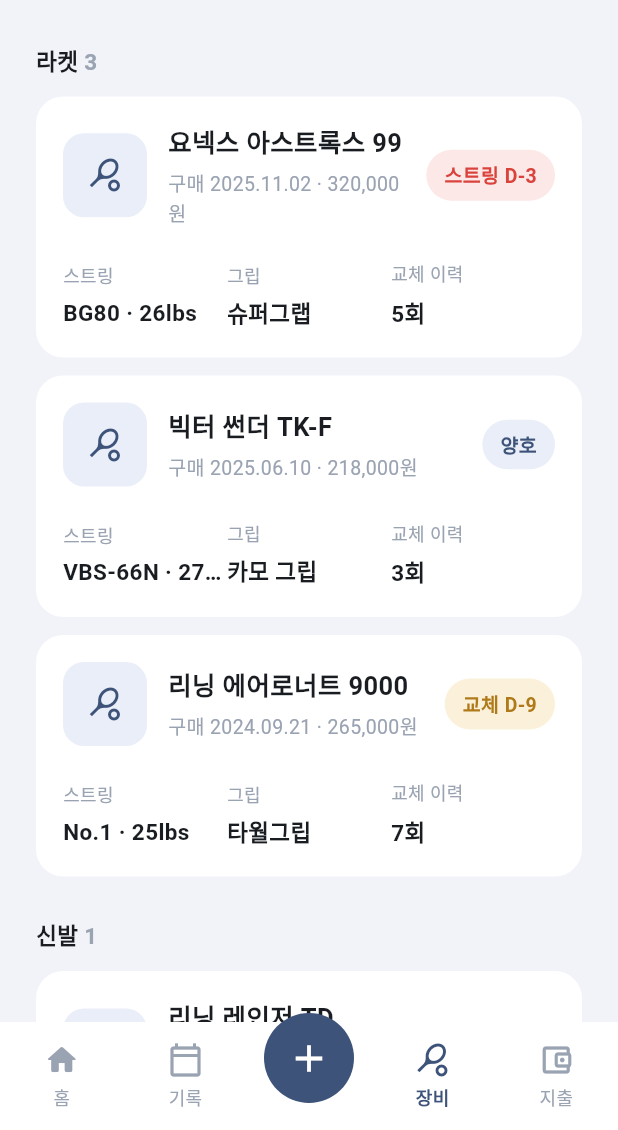
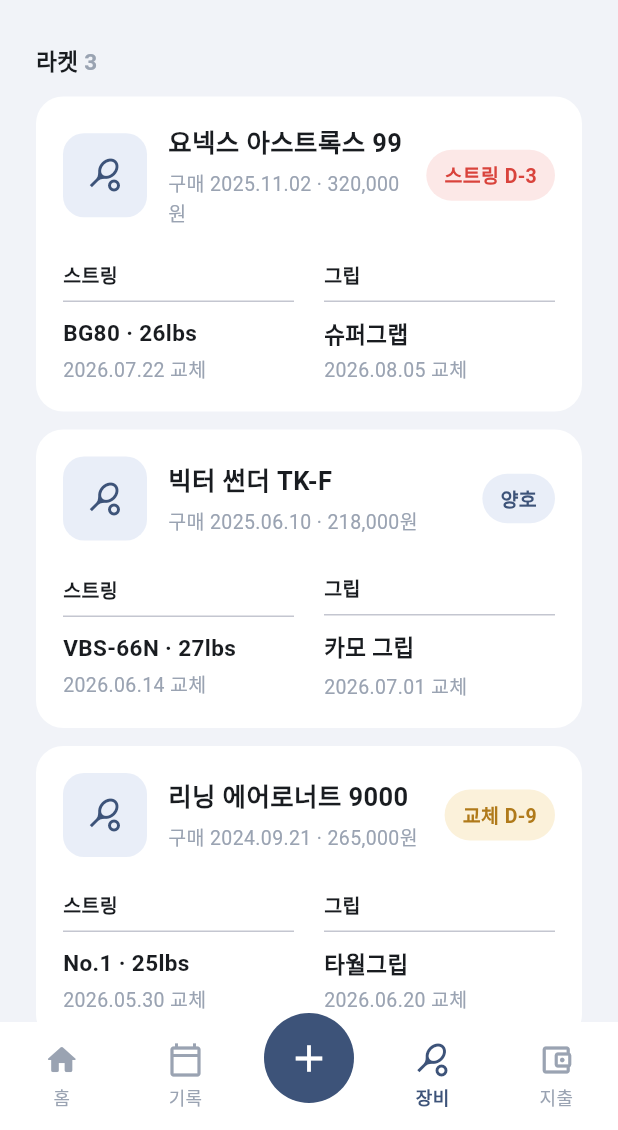
Before and after one commit to kddhhh23/mintonary, a Flutter app: the HomeScreen screen opened directly, item 4 of the bottom bar chosen, on a phone screen of 412 x 824 dp, the part 106-1236 px from its top. Run offline on Flutter 3.47's test engine with Material 3 defaults, Android fonts, the phone set to English and light mode, and no system bars.

Commit message:
feat: 장비 카드에 스트링·그립 교체일 표시

```diff
--- a/app/lib/screens/equipment_screen.dart
+++ b/app/lib/screens/equipment_screen.dart
@@ -62,7 +62,8 @@
             badgeBg: Color(0xFFFCE8E7),
             string: 'BG80 · 26lbs',
             grip: '슈퍼그랩',
-            history: '5회',
+            strungAt: '2026.07.22',
+            wrappedAt: '2026.08.05',
           ),
           const SizedBox(height: 12),
           const _RacketCard(
@@ -73,7 +74,8 @@
             badgeBg: _lightNavy,
             string: 'VBS-66N · 27lbs',
             grip: '카모 그립',
-            history: '3회',
+            strungAt: '2026.06.14',
+            wrappedAt: '2026.07.01',
           ),
           const SizedBox(height: 12),
           const _RacketCard(
@@ -84,7 +86,8 @@
             badgeBg: Color(0xFFFBF1DA),
             string: 'No.1 · 25lbs',
             grip: '타월그립',
-            history: '7회',
+            strungAt: '2026.05.30',
+            wrappedAt: '2026.06.20',
           ),
           const SizedBox(height: 28),
 
@@ -138,7 +141,8 @@
     required this.badgeBg,
     required this.string,
     required this.grip,
-    required this.history,
+    required this.strungAt,
+    required this.wrappedAt,
   });
 
   final String name;
@@ -148,7 +152,8 @@
   final Color badgeBg;
   final String string;
   final String grip;
-  final String history;
+  final String strungAt; // 마지막 스트링 교체일
+  final String wrappedAt; // 마지막 그립 교체일
 
   @override
   Widget build(BuildContext context) {
@@ -177,17 +182,15 @@
               badgeBg: badgeBg,
             ),
             const SizedBox(height: 22),
-            // 스트링 / 그립 / 교체 이력 — 3열
+            // 스트링 / 그립 — 2열, 각각 아래에 교체일
             Row(
               children: [
                 Expanded(
-                  child: _Stat(label: '스트링', value: string),
+                  child: _Stat(label: '스트링', value: string, date: strungAt),
                 ),
+                const SizedBox(width: 20), // 두 열 사이 간격 — 선이 끊긴다
                 Expanded(
-                  child: _Stat(label: '그립', value: grip),
-                ),
-                Expanded(
-                  child: _Stat(label: '교체 이력', value: history),
+                  child: _Stat(label: '그립', value: grip, date: wrappedAt),
                 ),
               ],
             ),
@@ -305,26 +308,35 @@
   }
 }
 
-/// 라벨(회색) 위, 값(굵게) 아래
+/// 라벨(회색) 위, 값(굵게), 그 아래 교체일(작은 회색)
 class _Stat extends StatelessWidget {
-  const _Stat({required this.label, required this.value});
+  const _Stat({required this.label, required this.value, required this.date});
 
   final String label;
   final String value;
+  final String date;
 
   @override
   Widget build(BuildContext context) {
     return Column(
       crossAxisAlignment: CrossAxisAlignment.start,
       children: [
-        Text(label, style: const TextStyle(fontSize: 12, color: _gray)),
-        const SizedBox(height: 6),
+        // 소제목처럼 — 진하게 + 아래 얇은 선
+        Text(
+          label,
+          style: const TextStyle(fontSize: 13, fontWeight: FontWeight.w700),
+        ),
+        const SizedBox(height: 8),
+        const Divider(height: 1),
+        const SizedBox(height: 10),
         Text(
           value,
           maxLines: 1,
           overflow: TextOverflow.ellipsis,
-          style: const TextStyle(fontSize: 15, fontWeight: FontWeight.w700),
+          style: const TextStyle(fontSize: 15, fontWeight: FontWeight.w600),
         ),
+        const SizedBox(height: 4),
+        Text('$date 교체', style: const TextStyle(fontSize: 13, color: _gray)),
       ],
     );
   }
```
